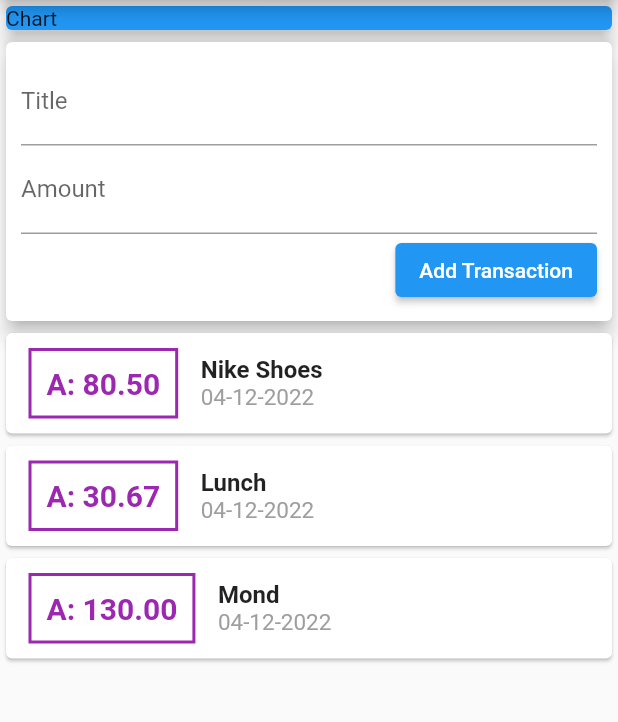
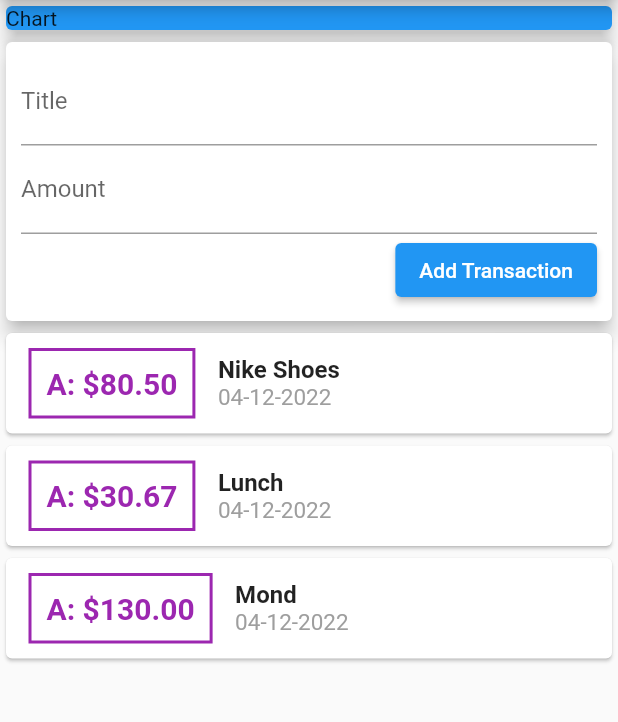
Before and after one commit to alex-pythonista/expense-manager-mobile-app, a Flutter app: the screen it shows after launch, after a tap on "Add Transaction", on a phone screen of 412 x 824 dp, the part 84-806 px from its top. Run offline on Flutter 3.47's test engine with Material 2 defaults, Android fonts, the phone set to English and light mode, and no system bars.

```diff
--- a/lib/widgets/new_transaction.dart
+++ b/lib/widgets/new_transaction.dart
@@ -9,6 +9,18 @@ class NewTransaction extends StatelessWidget {
 
   NewTransaction(this.addTx);
 
+  void submitData() {
+    final enteredTitle = titleController.text;
+    final enteredAmount = double.parse(amountController.text);
+
+    if (enteredTitle.isEmpty || enteredAmount <= 0) return;
+
+    addTx(
+      enteredTitle,
+      enteredAmount,
+    );
+  }
+
   @override
   Widget build(BuildContext context) {
     return Card(
@@ -18,23 +30,24 @@ class NewTransaction extends StatelessWidget {
         child: Column(
           crossAxisAlignment: CrossAxisAlignment.end,
           children: [
+            // Here onSubmitted and onPressed do the same thing.
+            // I can use either of them or both.
             TextField(
               decoration: const InputDecoration(labelText: "Title"),
               controller: titleController,
+              onSubmitted: (_) => submitData(),
               // onChanged: (val) => titleInput = val,
             ),
             TextField(
               decoration: const InputDecoration(labelText: "Amount"),
               controller: amountController,
+              keyboardType:
+                  const TextInputType.numberWithOptions(decimal: true),
+              onSubmitted: (_) => submitData(),
               // onChanged: ((value) => amountInput = value),
             ),
             ElevatedButton(
-              onPressed: () {
-                addTx(
-                  titleController.text,
-                  double.parse(amountController.text),
-                );
-              },
+              onPressed: submitData,
               child: const Text("Add Transaction"),
             )
           ],
--- a/lib/widgets/transaction_list.dart
+++ b/lib/widgets/transaction_list.dart
@@ -11,8 +11,8 @@ class TransactionList extends StatelessWidget {
   Widget build(BuildContext context) {
     return Container(
       height: 300,
-      child: ListView(
-        children: transactions.map((tx) {
+      child: ListView.builder(
+        itemBuilder: (context, index) {
           return Card(
             child: Row(
               children: [
@@ -30,7 +30,7 @@ class TransactionList extends StatelessWidget {
                   ),
                   padding: const EdgeInsets.all(10),
                   child: Text(
-                    "A: ${tx.amount.toStringAsFixed(2)}",
+                    "A: \$${transactions[index].amount.toStringAsFixed(2)}",
                     style: const TextStyle(
                       fontWeight: FontWeight.bold,
                       fontSize: 20,
@@ -42,14 +42,14 @@ class TransactionList extends StatelessWidget {
                   crossAxisAlignment: CrossAxisAlignment.start,
                   children: [
                     Text(
-                      tx.title,
+                      transactions[index].title,
                       style: const TextStyle(
                         fontSize: 16,
                         fontWeight: FontWeight.bold,
                       ),
                     ),
                     Text(
-                      DateFormat('dd-MM-yyyy').format(tx.date),
+                      DateFormat('dd-MM-yyyy').format(transactions[index].date),
                       style: const TextStyle(
                         fontSize: 15,
                         color: Colors.grey,
@@ -60,7 +60,8 @@ class TransactionList extends StatelessWidget {
               ],
             ),
           );
-        }).toList(),
+        },
+        itemCount: transactions.length,
       ),
     );
   }
```
